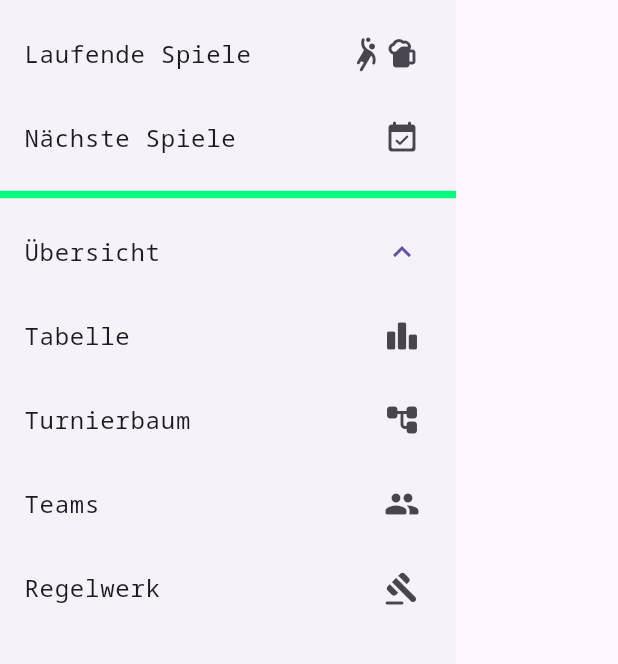
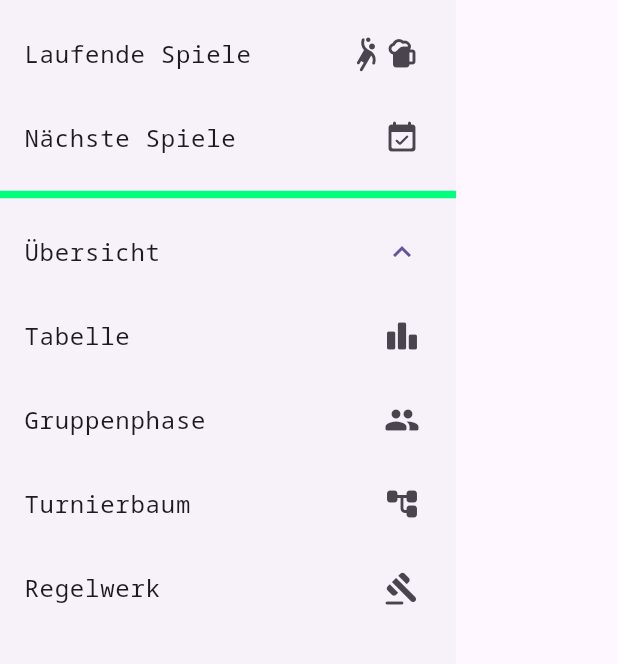
Before and after one commit to Captainbommel/pongstrong-flutter-app, a Flutter app: the MobileDrawer widget shown alone on an empty page, opened directly, after a tap on "Übersicht", on a phone screen of 412 x 824 dp, the part 242-906 px from its top. Run offline on Flutter 3.47's test engine with Material 3 defaults, Android fonts, the phone set to English and light mode, and no system bars; our stand-ins replace cloud_firestore, file_picker, firebase_auth, firebase_core, google_fonts; missing offline and left inert: graphview; accounts and stored records are empty; network calls fail.

Commit message:
refactor: rename Teams to Gruppenphase; change ordering in menu

```diff
--- a/lib/desktop_app/desktop_app.dart
+++ b/lib/desktop_app/desktop_app.dart
@@ -39,16 +39,16 @@ class DesktopApp extends StatelessWidget {
             TextButton(
               onPressed: () {
                 Provider.of<DesktopAppState>(context, listen: false)
-                    .setAppState(DesktopAppView.tournamentTree)!();
+                    .setAppState(DesktopAppView.teams)!();
               },
-              child: const Text('Turnierbaum', style: navbarStyle),
+              child: const Text('Gruppenphase', style: navbarStyle),
             ),
             TextButton(
               onPressed: () {
                 Provider.of<DesktopAppState>(context, listen: false)
-                    .setAppState(DesktopAppView.teams)!();
+                    .setAppState(DesktopAppView.tournamentTree)!();
               },
-              child: const Text('Teams', style: navbarStyle),
+              child: const Text('Turnierbaum', style: navbarStyle),
             ),
             TextButton(
               onPressed: () {
--- a/lib/mobile_app/mobile_drawer.dart
+++ b/lib/mobile_app/mobile_drawer.dart
@@ -73,16 +73,16 @@ class MobileDrawer extends StatelessWidget {
                 trailing: const Icon(Icons.leaderboard_rounded),
               ),
               ListTile(
+                title: const Text('Gruppenphase'),
+                onTap: Provider.of<MobileAppState>(context, listen: false)
+                    .setAppState(MobileAppView.teams),
+                trailing: const Icon(Icons.group_rounded),
+              ),
+              ListTile(
                 title: const Text('Turnierbaum'),
                 onTap: Provider.of<MobileAppState>(context, listen: false)
                     .setAppState(MobileAppView.tournamentTree),
                 trailing: const Icon(Icons.account_tree_rounded),
-              ),
-              ListTile(
-                title: const Text('Teams'),
-                onTap: Provider.of<MobileAppState>(context, listen: false)
-                    .setAppState(MobileAppView.teams),
-                trailing: const Icon(Icons.group_rounded),
               ),
               ListTile(
                 title: const Text('Regelwerk'),
```
